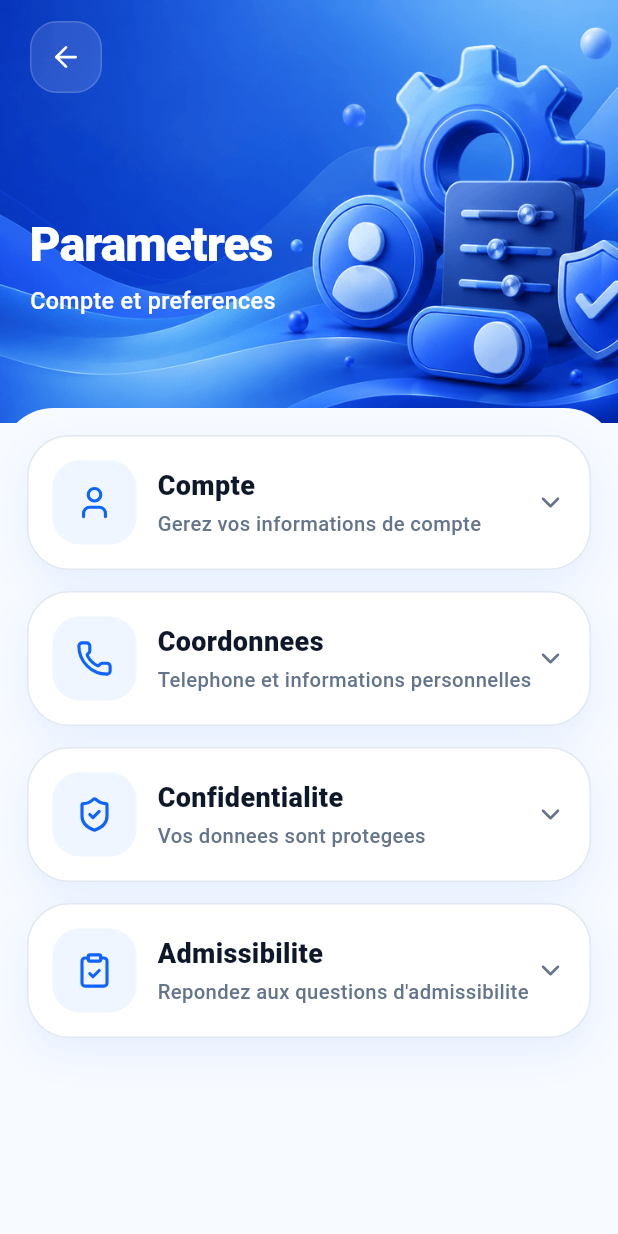
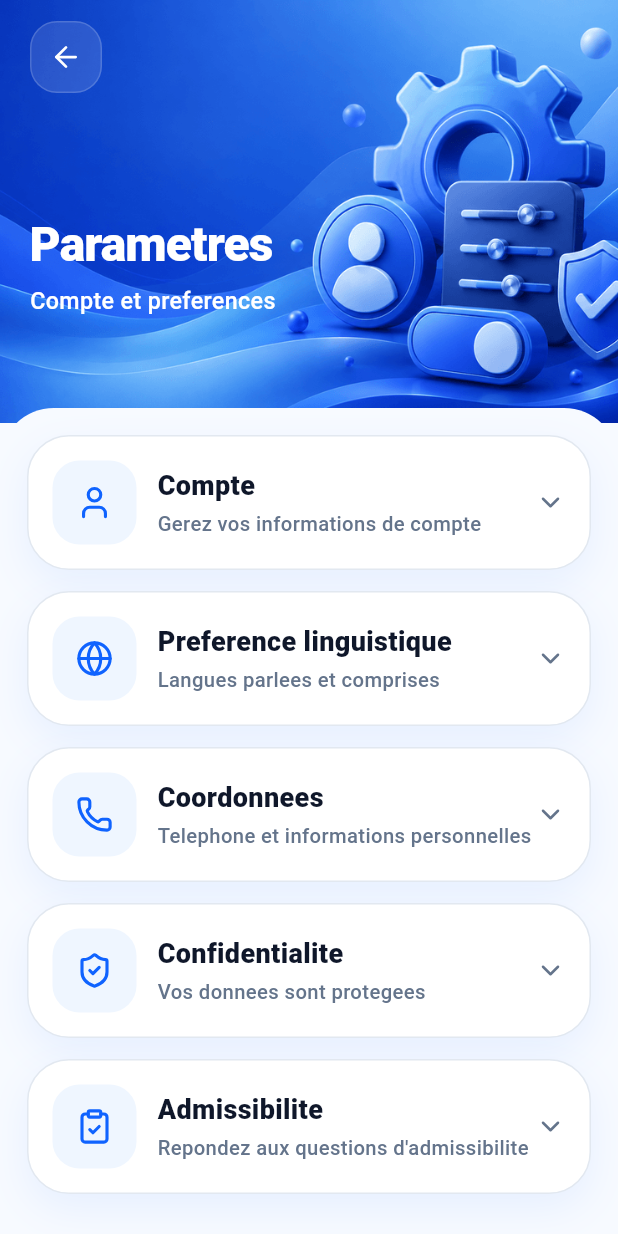
Before and after one commit to SeifELIslam-c/Stayfixjob, a Flutter app: the SettingsScreen screen opened directly, on a phone screen of 412 x 824 dp. Run offline on Flutter 3.47's test engine with Material 3 defaults, Android fonts, the phone set to English and light mode, and no system bars; our stand-ins replace audioplayers, camera, cloud_firestore, firebase_auth, firebase_core, flutter_animate and 15 more; missing offline and left inert: file_selector, pdfx, record; accounts and stored records are empty.

Commit message:
Restore language section as 2nd section in Settings
Section order is now: Compte → Préférence linguistique → Coordonnées → Confidentialité → Admissibilité.
Language section has FR/EN toggle tiles with CupertinoSwitch, dirty-tracks changes, and shows a per-section Enregistrer button that saves speaksFrench/speaksEnglish to Firestore.

Co-Authored-By: Claude Sonnet 4.6 <noreply@anthropic.com>

```diff
--- a/lib/screens/settings_screen.dart
+++ b/lib/screens/settings_screen.dart
@@ -41,9 +41,12 @@ class _SettingsScreenState extends State<SettingsScreen> {
 
   bool _isLoading = true;
   bool _accountDirty = false;
+  bool _languagesDirty = false;
   bool _coordonneesDirty = false;
   bool _privacyDirty = false;
   bool _eligibilityDirty = false;
+  bool _speaksFrench = false;
+  bool _speaksEnglish = false;
   bool? _privacyAccepted;
   bool? _referredByEmployee;
   bool? _authorizedToWorkCanada;
@@ -112,6 +115,8 @@ class _SettingsScreenState extends State<SettingsScreen> {
           _noCriminalRecord = questionnaire['noCriminalRecord'] as bool?;
           _referralEmployeeIdCtrl.text =
               questionnaire['referralEmployeeId'] ?? '';
+          _speaksFrench = data['speaksFrench'] as bool? ?? false;
+          _speaksEnglish = data['speaksEnglish'] as bool? ?? false;
         });
       }
       if (mounted) {
@@ -205,6 +210,35 @@ class _SettingsScreenState extends State<SettingsScreen> {
           content: Text('Erreur: ${e.toString()}'),
           backgroundColor: Colors.red,
         ),
+      );
+    } finally {
+      if (mounted) setState(() => _isLoading = false);
+    }
+  }
+
+  Future<void> _saveLanguages() async {
+    if (mounted) setState(() => _isLoading = true);
+    try {
+      final user = FirebaseAuth.instance.currentUser!;
+      await FirebaseFirestore.instance
+          .collection('profiles')
+          .doc(user.uid)
+          .update({
+        'speaksFrench': _speaksFrench,
+        'speaksEnglish': _speaksEnglish,
+      });
+      if (!mounted) return;
+      setState(() => _languagesDirty = false);
+      ScaffoldMessenger.of(context).showSnackBar(
+        const SnackBar(
+          content: Text('Langues sauvegardees avec succes !'),
+          backgroundColor: Colors.green,
+        ),
+      );
+    } catch (e) {
+      if (!mounted) return;
+      ScaffoldMessenger.of(context).showSnackBar(
+        SnackBar(content: Text('Erreur: ${e.toString()}'), backgroundColor: Colors.red),
       );
     } finally {
       if (mounted) setState(() => _isLoading = false);
@@ -1085,6 +1119,80 @@ class _SettingsScreenState extends State<SettingsScreen> {
     );
   }
 
+  Widget _languageTile({
+    required String flag,
+    required String label,
+    required bool value,
+    required ValueChanged<bool> onChanged,
+  }) {
+    return Container(
+      padding: const EdgeInsets.symmetric(horizontal: 16, vertical: 14),
+      decoration: BoxDecoration(
+        color: Colors.white,
+        borderRadius: BorderRadius.circular(20),
+        border: Border.all(color: kSettingsBorder),
+      ),
+      child: Row(
+        children: [
+          Container(
+            width: 44,
+            height: 44,
+            decoration: const BoxDecoration(
+              color: kSettingsLightBlue,
+              shape: BoxShape.circle,
+            ),
+            child: Center(
+              child: Text(flag, style: const TextStyle(fontSize: 22)),
+            ),
+          ),
+          const SizedBox(width: 12),
+          Expanded(
+            child: Text(
+              label,
+              style: const TextStyle(
+                color: kSettingsText,
+                fontSize: 16,
+                fontWeight: FontWeight.w800,
+              ),
+            ),
+          ),
+          CupertinoSwitch(
+            value: value,
+            activeTrackColor: kSettingsBlue,
+            onChanged: onChanged,
+          ),
+        ],
+      ),
+    );
+  }
+
+  Widget _buildLanguagesSection() {
+    return Column(
+      children: [
+        _languageTile(
+          flag: '🇫🇷',
+          label: 'Français',
+          value: _speaksFrench,
+          onChanged: (v) => setState(() {
+            _speaksFrench = v;
+            _languagesDirty = true;
+          }),
+        ),
+        const SizedBox(height: 12),
+        _languageTile(
+          flag: '🇬🇧',
+          label: 'Anglais',
+          value: _speaksEnglish,
+          onChanged: (v) => setState(() {
+            _speaksEnglish = v;
+            _languagesDirty = true;
+          }),
+        ),
+        if (_languagesDirty) _buildSectionSaveButton(_saveLanguages),
+      ],
+    );
+  }
+
   Widget _buildCoordonneesSection() {
     return Column(
       children: [
@@ -1410,6 +1518,14 @@ class _SettingsScreenState extends State<SettingsScreen> {
             ),
             const SizedBox(height: 14),
             _sectionShell(
+              id: 'languages',
+              icon: LucideIcons.globe,
+              title: 'Preference linguistique',
+              subtitle: 'Langues parlees et comprises',
+              child: _buildLanguagesSection(),
+            ),
+            const SizedBox(height: 14),
+            _sectionShell(
               id: 'contact',
               icon: LucideIcons.phone,
               title: 'Coordonnees',
```
